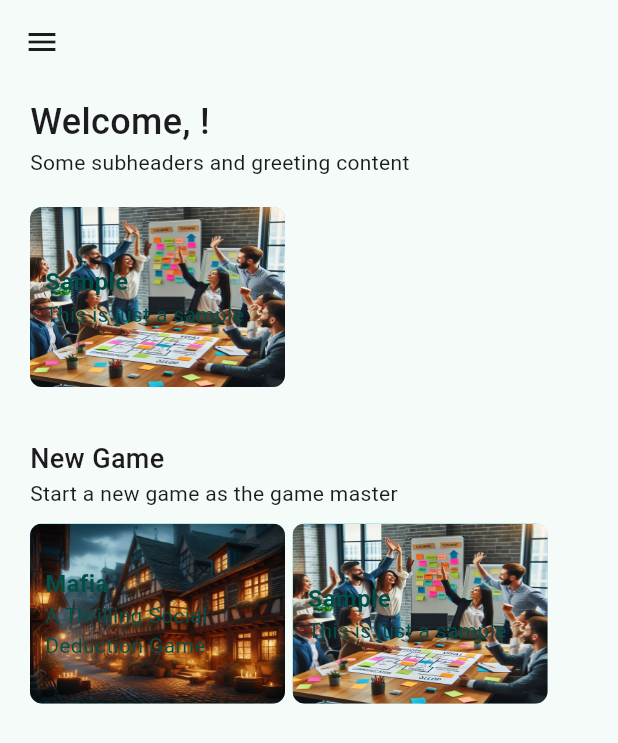
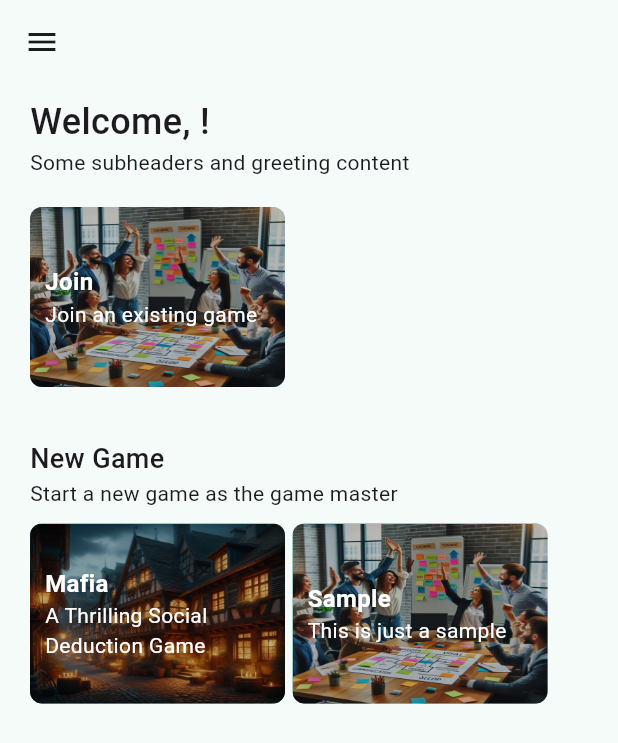
Before and after one commit to fangeles02/party_games_by_tdng_fe, a Flutter app: the MainMenu screen opened directly, on a phone screen of 412 x 824 dp. Shown: the top 743 px of the screen. Run offline on Flutter 3.47's test engine with Material 3 defaults, Android fonts, the phone set to English and light mode, and no system bars; our stand-ins replace google_fonts, shared_preferences; missing offline and left inert: dart_jsonwebtoken, signalr_core; accounts and stored records are empty.

Commit message:
Update mainmenu.dart

```diff
--- a/lib/pages/interface/mainmenu.dart
+++ b/lib/pages/interface/mainmenu.dart
@@ -7,6 +7,7 @@ import 'package:flutter/widgets.dart';
 import 'package:party_games_by_tdng/helpers/gamedetailshelper.dart';
 import 'package:party_games_by_tdng/helpers/responsiveuihelper.dart';
 import 'package:party_games_by_tdng/pages/games/gamemaker/gamemaker.dart';
+import 'package:party_games_by_tdng/pages/games/joiner/joinagame.dart';
 import 'package:shared_preferences/shared_preferences.dart';
 
 class MainMenu extends StatefulWidget {
@@ -70,8 +71,11 @@ class _MainMenuState extends State<MainMenu> {
               ),
               CustomCardButton(
                 heroTag: "b",
-                onClick: () {},
-                game: Game.sample,
+                onClick: () {
+                  Navigator.push(
+                      context, MaterialPageRoute(builder: (_) => JoinGame()));
+                },
+                game: Game.joingame,
               ),
               const SizedBox(
                 height: 35,
@@ -159,6 +163,11 @@ class CustomCardButton extends StatelessWidget {
                         image: AssetImage(gamedetails.imageSource ?? ""))),
               ),
             ),
+            Ink(
+              decoration: BoxDecoration(
+                  borderRadius: BorderRadius.circular(8),
+                  color: Color.fromARGB(65, 0, 0, 0)),
+            ),
             Container(
               margin: const EdgeInsets.all(10),
               child: Column(
@@ -167,16 +176,17 @@ class CustomCardButton extends StatelessWidget {
                 children: [
                   Text(
                     gamedetails.gameTitle,
-                    style: TextStyle(
-                        color: Theme.of(context).colorScheme.onPrimaryContainer,
+                    style: const TextStyle(
+                        //color: Theme.of(context).colorScheme.onPrimaryContainer,
+                        color: Colors.white,
                         fontSize: 16,
                         fontWeight: FontWeight.bold),
                   ),
                   Text(
                     gamedetails.shortDescription,
-                    style: TextStyle(
-                        color:
-                            Theme.of(context).colorScheme.onPrimaryContainer),
+                    style: const TextStyle(
+                        //color: Theme.of(context).colorScheme.onPrimaryContainer
+                        color: Colors.white),
                   ),
                 ],
               ),
```
